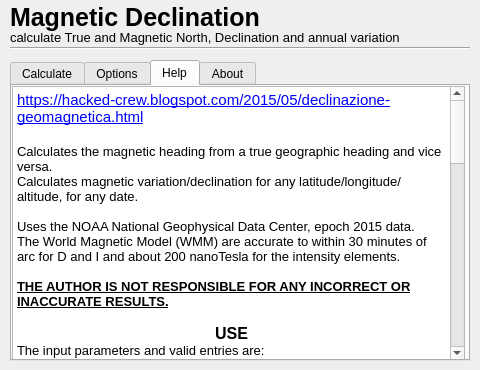
This is MagneticDeclination/Magnetic_declination_dialog_base.ui in Hacked-Crew/Magnetic-Declination as Qt 5 draws it before an edit. The edited form follows.
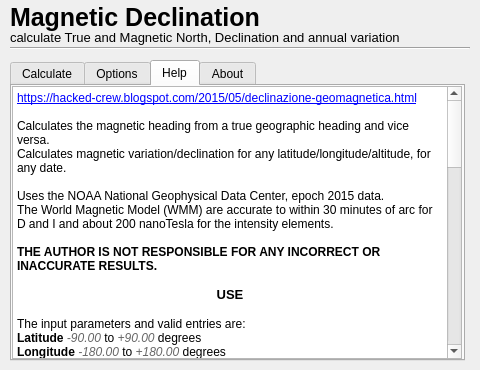
This is the edited form. The open tabs and pages were chosen to show the change. Icons and pictures are not drawn.

The edit to the form file:
```diff
--- a/MagneticDeclination/Magnetic_declination_dialog_base.ui
+++ b/MagneticDeclination/Magnetic_declination_dialog_base.ui
@@ -102,7 +102,7 @@
     <rect>
      <x>10</x>
      <y>60</y>
-     <width>460</width>
+     <width>455</width>
      <height>301</height>
     </rect>
    </property>
@@ -1108,8 +1108,8 @@
       <rect>
        <x>0</x>
        <y>0</y>
-       <width>453</width>
-       <height>275</height>
+       <width>450</width>
+       <height>273</height>
       </rect>
      </property>
      <property name="font">
@@ -1128,60 +1128,64 @@
 &lt;html&gt;&lt;head&gt;&lt;meta name=&quot;qrichtext&quot; content=&quot;1&quot; /&gt;&lt;style type=&quot;text/css&quot;&gt;
 p, li { white-space: pre-wrap; }
 &lt;/style&gt;&lt;/head&gt;&lt;body style=&quot; font-family:'Arial'; font-size:11pt; font-weight:400; font-style:normal;&quot;&gt;
-&lt;p style=&quot; margin-top:0px; margin-bottom:0px; margin-left:0px; margin-right:0px; -qt-block-indent:0; text-indent:0px;&quot;&gt;&lt;a href=&quot;https://hacked-crew.blogspot.com/2015/05/declinazione-geomagnetica.html&quot;&gt;&lt;span style=&quot; text-decoration: underline; color:#0000ff;&quot;&gt;https://hacked-crew.blogspot.com/2015/05/declinazione-geomagnetica.html&lt;/span&gt;&lt;/a&gt;&lt;/p&gt;
-&lt;p style=&quot;-qt-paragraph-type:empty; margin-top:0px; margin-bottom:0px; margin-left:0px; margin-right:0px; -qt-block-indent:0; text-indent:0px;&quot;&gt;&lt;br /&gt;&lt;/p&gt;
-&lt;p style=&quot; margin-top:0px; margin-bottom:0px; margin-left:0px; margin-right:0px; -qt-block-indent:0; text-indent:0px;&quot;&gt;&lt;span style=&quot; font-size:10pt;&quot;&gt;Calculates the magnetic heading from a true geographic heading and vice versa.&lt;/span&gt;&lt;/p&gt;
-&lt;p style=&quot; margin-top:0px; margin-bottom:0px; margin-left:0px; margin-right:0px; -qt-block-indent:0; text-indent:0px;&quot;&gt;&lt;span style=&quot; font-size:10pt;&quot;&gt;Calculates magnetic variation/declination for any latitude/longitude/altitude, for any date. &lt;/span&gt;&lt;/p&gt;
-&lt;p style=&quot;-qt-paragraph-type:empty; margin-top:0px; margin-bottom:0px; margin-left:0px; margin-right:0px; -qt-block-indent:0; text-indent:0px; font-size:10pt;&quot;&gt;&lt;br /&gt;&lt;/p&gt;
-&lt;p style=&quot; margin-top:0px; margin-bottom:0px; margin-left:0px; margin-right:0px; -qt-block-indent:0; text-indent:0px;&quot;&gt;&lt;span style=&quot; font-size:10pt;&quot;&gt;Uses the NOAA National Geophysical Data Center, epoch 2015 data.&lt;/span&gt;&lt;/p&gt;
-&lt;p style=&quot; margin-top:0px; margin-bottom:0px; margin-left:0px; margin-right:0px; -qt-block-indent:0; text-indent:0px;&quot;&gt;&lt;span style=&quot; font-size:10pt;&quot;&gt;The World Magnetic Model (WMM) are accurate to within 30 minutes of arc for D and I and about 200 nanoTesla for the intensity elements.&lt;/span&gt;&lt;/p&gt;
-&lt;p style=&quot;-qt-paragraph-type:empty; margin-top:0px; margin-bottom:0px; margin-left:0px; margin-right:0px; -qt-block-indent:0; text-indent:0px; font-size:10pt;&quot;&gt;&lt;br /&gt;&lt;/p&gt;
-&lt;p style=&quot; margin-top:0px; margin-bottom:0px; margin-left:0px; margin-right:0px; -qt-block-indent:0; text-indent:0px;&quot;&gt;&lt;span style=&quot; font-size:10pt; font-weight:600; text-decoration: underline;&quot;&gt;THE AUTHOR IS NOT RESPONSIBLE FOR ANY INCORRECT OR INACCURATE RESULTS.&lt;/span&gt;&lt;/p&gt;
-&lt;p style=&quot;-qt-paragraph-type:empty; margin-top:0px; margin-bottom:0px; margin-left:0px; margin-right:0px; -qt-block-indent:0; text-indent:0px; font-size:10pt;&quot;&gt;&lt;br /&gt;&lt;/p&gt;
-&lt;p align=&quot;center&quot; style=&quot; margin-top:0px; margin-bottom:0px; margin-left:0px; margin-right:0px; -qt-block-indent:0; text-indent:0px;&quot;&gt;&lt;span style=&quot; font-size:12pt; font-weight:600;&quot;&gt;USE&lt;/span&gt;&lt;/p&gt;
-&lt;p style=&quot; margin-top:0px; margin-bottom:0px; margin-left:0px; margin-right:0px; -qt-block-indent:0; text-indent:0px;&quot;&gt;&lt;span style=&quot; font-size:10pt;&quot;&gt;The input parameters and valid entries are:&lt;/span&gt;&lt;/p&gt;
-&lt;p style=&quot; margin-top:0px; margin-bottom:0px; margin-left:0px; margin-right:0px; -qt-block-indent:0; text-indent:0px;&quot;&gt;&lt;span style=&quot; font-size:10pt; font-weight:600;&quot;&gt;Latitude&lt;/span&gt;&lt;span style=&quot; font-size:10pt;&quot;&gt; &lt;/span&gt;&lt;span style=&quot; font-size:10pt; font-style:italic; color:#666666;&quot;&gt;-90.00&lt;/span&gt;&lt;span style=&quot; font-size:10pt;&quot;&gt; to &lt;/span&gt;&lt;span style=&quot; font-size:10pt; font-style:italic; color:#666666;&quot;&gt;+90.00&lt;/span&gt;&lt;span style=&quot; font-size:10pt;&quot;&gt; degrees &lt;/span&gt;&lt;/p&gt;
-&lt;p style=&quot; margin-top:0px; margin-bottom:0px; margin-left:0px; margin-right:0px; -qt-block-indent:0; text-indent:0px;&quot;&gt;&lt;span style=&quot; font-size:10pt; font-weight:600;&quot;&gt;Longitude&lt;/span&gt;&lt;span style=&quot; font-size:10pt;&quot;&gt; &lt;/span&gt;&lt;span style=&quot; font-size:10pt; font-style:italic; color:#666666;&quot;&gt;-180.00&lt;/span&gt;&lt;span style=&quot; font-size:10pt;&quot;&gt; to &lt;/span&gt;&lt;span style=&quot; font-size:10pt; font-style:italic; color:#666666;&quot;&gt;+180.00&lt;/span&gt;&lt;span style=&quot; font-size:10pt;&quot;&gt; degrees&lt;/span&gt;&lt;/p&gt;
-&lt;p style=&quot; margin-top:0px; margin-bottom:0px; margin-left:0px; margin-right:0px; -qt-block-indent:0; text-indent:0px;&quot;&gt;&lt;span style=&quot; font-size:10pt;&quot;&gt;	or&lt;/span&gt;&lt;/p&gt;
-&lt;p style=&quot; margin-top:0px; margin-bottom:0px; margin-left:0px; margin-right:0px; -qt-block-indent:0; text-indent:0px;&quot;&gt;&lt;span style=&quot; font-size:10pt;&quot;&gt;Press &amp;quot;&lt;/span&gt;&lt;span style=&quot; font-size:10pt; font-weight:600;&quot;&gt;LON/LAT from map&lt;/span&gt;&lt;span style=&quot; font-size:10pt;&quot;&gt;&amp;quot; and click on canvas to get coordinates.&lt;/span&gt;&lt;/p&gt;
-&lt;p style=&quot; margin-top:0px; margin-bottom:0px; margin-left:0px; margin-right:0px; -qt-block-indent:0; text-indent:0px;&quot;&gt;&lt;span style=&quot; font-size:10pt; font-weight:600;&quot;&gt;Altitude&lt;/span&gt;&lt;span style=&quot; font-size:10pt;&quot;&gt; in feet (&lt;/span&gt;&lt;span style=&quot; font-size:10pt; font-style:italic; color:#666666;&quot;&gt;-3280.84 to 1968503.94&lt;/span&gt;&lt;span style=&quot; font-size:10pt;&quot;&gt;) or meter (&lt;/span&gt;&lt;span style=&quot; font-size:10pt; font-style:italic; color:#666666;&quot;&gt;-10000 to 600000&lt;/span&gt;&lt;span style=&quot; font-size:10pt;&quot;&gt;)  referenced to WGS84 ellipsoid&lt;/span&gt;&lt;/p&gt;
-&lt;p style=&quot; margin-top:0px; margin-bottom:0px; margin-left:0px; margin-right:0px; -qt-block-indent:0; text-indent:0px;&quot;&gt;&lt;span style=&quot; font-size:10pt; font-weight:600;&quot;&gt;Date&lt;/span&gt;&lt;span style=&quot; font-size:10pt;&quot;&gt;  from &lt;/span&gt;&lt;span style=&quot; font-size:10pt; font-style:italic; color:#666666;&quot;&gt;October 1, 2014&lt;/span&gt;&lt;span style=&quot; font-size:10pt;&quot;&gt; to &lt;/span&gt;&lt;span style=&quot; font-size:10pt; font-style:italic; color:#666666;&quot;&gt;December 31, 2019&lt;/span&gt;&lt;/p&gt;
-&lt;p style=&quot; margin-top:0px; margin-bottom:0px; margin-left:0px; margin-right:0px; -qt-block-indent:0; text-indent:0px;&quot;&gt;&lt;span style=&quot; font-size:10pt; font-weight:600; color:#000000;&quot;&gt;Type &lt;/span&gt;&lt;span style=&quot; font-size:10pt; color:#000000;&quot;&gt;will choose the working domain, if &lt;/span&gt;&lt;span style=&quot; font-size:10pt; font-style:italic; color:#666666;&quot;&gt;Magnetic&lt;/span&gt;&lt;span style=&quot; font-size:10pt; color:#000000;&quot;&gt; or &lt;/span&gt;&lt;span style=&quot; font-size:10pt; font-style:italic; color:#666666;&quot;&gt;True&lt;/span&gt;&lt;span style=&quot; font-size:10pt; color:#000000;&quot;&gt;, plus fine Heading adjustment (&lt;/span&gt;&lt;span style=&quot; font-size:10pt; font-style:italic; color:#666666;&quot;&gt;0 to 360&lt;/span&gt;&lt;span style=&quot; font-size:10pt; color:#000000;&quot;&gt;)&lt;/span&gt;&lt;/p&gt;
-&lt;p style=&quot; margin-top:0px; margin-bottom:0px; margin-left:0px; margin-right:0px; -qt-block-indent:0; text-indent:0px;&quot;&gt;	then&lt;/p&gt;
-&lt;p style=&quot; margin-top:0px; margin-bottom:0px; margin-left:0px; margin-right:0px; -qt-block-indent:0; text-indent:0px;&quot;&gt;&lt;span style=&quot; font-size:10pt;&quot;&gt;Press &amp;quot;&lt;/span&gt;&lt;span style=&quot; font-size:10pt; font-weight:600;&quot;&gt;Calculate&lt;/span&gt;&lt;span style=&quot; font-size:10pt;&quot;&gt;&amp;quot; button to get magnetic declination and heading value from selected North.&lt;/span&gt;&lt;/p&gt;
-&lt;p style=&quot; margin-top:0px; margin-bottom:0px; margin-left:0px; margin-right:0px; -qt-block-indent:0; text-indent:0px;&quot;&gt;&lt;span style=&quot; font-size:10pt;&quot;&gt;Common selection type is True to Magnetic, &lt;/span&gt;&lt;/p&gt;
-&lt;p style=&quot;-qt-paragraph-type:empty; margin-top:0px; margin-bottom:0px; margin-left:0px; margin-right:0px; -qt-block-indent:0; text-indent:0px; font-size:10pt;&quot;&gt;&lt;br /&gt;&lt;/p&gt;
-&lt;p align=&quot;center&quot; style=&quot; margin-top:0px; margin-bottom:0px; margin-left:0px; margin-right:0px; -qt-block-indent:0; text-indent:0px;&quot;&gt;&lt;span style=&quot; font-size:12pt; font-weight:600;&quot;&gt;RESULTS&lt;/span&gt;&lt;/p&gt;
-&lt;p style=&quot;-qt-paragraph-type:empty; margin-top:0px; margin-bottom:0px; margin-left:0px; margin-right:0px; -qt-block-indent:0; text-indent:0px; font-size:10pt; font-weight:600;&quot;&gt;&lt;br /&gt;&lt;/p&gt;
-&lt;p style=&quot; margin-top:0px; margin-bottom:0px; margin-left:0px; margin-right:0px; -qt-block-indent:0; text-indent:0px;&quot;&gt;&lt;span style=&quot; font-size:10pt;&quot;&gt;All values refer the  Altitude and Date previously chosen:&lt;/span&gt;&lt;/p&gt;
-&lt;p style=&quot; margin-top:0px; margin-bottom:0px; margin-left:0px; margin-right:0px; -qt-block-indent:0; text-indent:0px;&quot;&gt;&lt;span style=&quot; font-size:10pt; font-weight:600;&quot;&gt;Declination&lt;/span&gt;&lt;span style=&quot; font-size:10pt;&quot;&gt; = Magnetic declination, sometimes called magnetic variation, is the angle between magnetic north and true north&lt;/span&gt;&lt;/p&gt;
-&lt;p style=&quot; margin-top:0px; margin-bottom:0px; margin-left:0px; margin-right:0px; -qt-block-indent:0; text-indent:0px;&quot;&gt;&lt;span style=&quot; font-size:10pt; font-weight:600;&quot;&gt;Heading&lt;/span&gt;&lt;span style=&quot; font-size:10pt;&quot;&gt; = compass value for converted heading&lt;/span&gt;&lt;/p&gt;
-&lt;p style=&quot;-qt-paragraph-type:empty; margin-top:0px; margin-bottom:0px; margin-left:0px; margin-right:0px; -qt-block-indent:0; text-indent:0px; font-size:10pt;&quot;&gt;&lt;br /&gt;&lt;/p&gt;
-&lt;p align=&quot;center&quot; style=&quot; margin-top:0px; margin-bottom:0px; margin-left:0px; margin-right:0px; -qt-block-indent:0; text-indent:0px;&quot;&gt;&lt;span style=&quot; font-size:12pt; font-weight:600;&quot;&gt;DRAW COMPASS ROSE&lt;/span&gt;&lt;/p&gt;
-&lt;p style=&quot;-qt-paragraph-type:empty; margin-top:0px; margin-bottom:0px; margin-left:0px; margin-right:0px; -qt-block-indent:0; text-indent:0px; font-size:10pt;&quot;&gt;&lt;br /&gt;&lt;/p&gt;
-&lt;p style=&quot; margin-top:0px; margin-bottom:0px; margin-left:0px; margin-right:0px; -qt-block-indent:0; text-indent:0px;&quot;&gt;&lt;span style=&quot; font-size:10pt;&quot;&gt;Once you get a result, you can impress on map a  &lt;/span&gt;&lt;span style=&quot; font-size:10pt; font-weight:600;&quot;&gt;conformal Nautical Compass Rose&lt;/span&gt;&lt;span style=&quot; font-size:10pt;&quot;&gt;  with obtained values, at desired scale.&lt;/span&gt;&lt;/p&gt;
-&lt;p style=&quot;-qt-paragraph-type:empty; margin-top:0px; margin-bottom:0px; margin-left:0px; margin-right:0px; -qt-block-indent:0; text-indent:0px; font-size:10pt;&quot;&gt;&lt;br /&gt;&lt;/p&gt;
-&lt;p style=&quot; margin-top:0px; margin-bottom:0px; margin-left:0px; margin-right:0px; -qt-block-indent:0; text-indent:0px;&quot;&gt;&lt;span style=&quot; font-size:10pt;&quot;&gt;Compass Rose will contain:&lt;/span&gt;&lt;/p&gt;
-&lt;p style=&quot; margin-top:0px; margin-bottom:0px; margin-left:0px; margin-right:0px; -qt-block-indent:0; text-indent:0px;&quot;&gt;&lt;span style=&quot; font-size:10pt; font-weight:600;&quot;&gt;Declination&lt;/span&gt;&lt;/p&gt;
-&lt;p style=&quot; margin-top:0px; margin-bottom:0px; margin-left:0px; margin-right:0px; -qt-block-indent:0; text-indent:0px;&quot;&gt;&lt;span style=&quot; font-size:10pt; font-weight:600;&quot;&gt;Epoch&lt;/span&gt;&lt;/p&gt;
-&lt;p style=&quot; margin-top:0px; margin-bottom:0px; margin-left:0px; margin-right:0px; -qt-block-indent:0; text-indent:0px;&quot;&gt;&lt;span style=&quot; font-size:10pt; font-weight:600;&quot;&gt;Height&lt;/span&gt;&lt;/p&gt;
-&lt;p style=&quot; margin-top:0px; margin-bottom:0px; margin-left:0px; margin-right:0px; -qt-block-indent:0; text-indent:0px;&quot;&gt;&lt;span style=&quot; font-size:10pt; font-weight:600;&quot;&gt;Annual Variation&lt;/span&gt;&lt;span style=&quot; font-size:10pt;&quot;&gt; (&lt;/span&gt;&lt;span style=&quot; font-size:10pt; font-style:italic; color:#666666;&quot;&gt;referenced to Epoch&lt;/span&gt;&lt;span style=&quot; font-size:10pt;&quot;&gt;)&lt;/span&gt;&lt;/p&gt;
-&lt;p style=&quot;-qt-paragraph-type:empty; margin-top:0px; margin-bottom:0px; margin-left:0px; margin-right:0px; -qt-block-indent:0; text-indent:0px; font-size:10pt;&quot;&gt;&lt;br /&gt;&lt;/p&gt;
-&lt;p style=&quot; margin-top:0px; margin-bottom:0px; margin-left:0px; margin-right:0px; -qt-block-indent:0; text-indent:0px;&quot;&gt;&lt;span style=&quot; font-size:10pt;&quot;&gt;Anytime you impress the compass, a point feature with attributes is saved in a memory layer. The RAW data in attributes table have greater precision compared to the  same impressed in the &amp;quot;compass rose&amp;quot;.&lt;/span&gt;&lt;/p&gt;
-&lt;p style=&quot;-qt-paragraph-type:empty; margin-top:0px; margin-bottom:0px; margin-left:0px; margin-right:0px; -qt-block-indent:0; text-indent:0px; font-size:10pt;&quot;&gt;&lt;br /&gt;&lt;/p&gt;
-&lt;p align=&quot;center&quot; style=&quot; margin-top:0px; margin-bottom:0px; margin-left:0px; margin-right:0px; -qt-block-indent:0; text-indent:0px;&quot;&gt;&lt;span style=&quot; font-size:12pt; font-weight:600;&quot;&gt;OPTIONS&lt;/span&gt;&lt;/p&gt;
-&lt;p style=&quot;-qt-paragraph-type:empty; margin-top:0px; margin-bottom:0px; margin-left:0px; margin-right:0px; -qt-block-indent:0; text-indent:0px; font-size:12pt; font-weight:600;&quot;&gt;&lt;br /&gt;&lt;/p&gt;
-&lt;p style=&quot; margin-top:0px; margin-bottom:0px; margin-left:0px; margin-right:0px; -qt-block-indent:0; text-indent:0px;&quot;&gt;&lt;span style=&quot; font-size:10pt; font-weight:600;&quot;&gt;Compass Rose COLOR:&lt;/span&gt;&lt;span style=&quot; font-size:10pt;&quot;&gt; set compass color, applied to next generated compasses&lt;/span&gt;&lt;/p&gt;
-&lt;p style=&quot; margin-top:0px; margin-bottom:0px; margin-left:0px; margin-right:0px; -qt-block-indent:0; text-indent:0px;&quot;&gt;&lt;span style=&quot; font-size:10pt; font-weight:600;&quot;&gt;Compass Rose EPOCH&lt;/span&gt;&lt;span style=&quot; font-size:10pt;&quot;&gt;: set epoch format, conformal &lt;/span&gt;&lt;span style=&quot; font-size:10pt; font-style:italic; color:#666666;&quot;&gt;(YYYY)&lt;/span&gt;&lt;span style=&quot; font-size:10pt;&quot;&gt; only for dates calculated at beginning of the year, or  more precise &lt;/span&gt;&lt;span style=&quot; font-size:10pt; font-style:italic; color:#666666;&quot;&gt;(YYYY-MM-DD)&lt;/span&gt;&lt;/p&gt;
-&lt;p style=&quot; margin-top:0px; margin-bottom:0px; margin-left:0px; margin-right:0px; -qt-block-indent:0; text-indent:0px;&quot;&gt;&lt;span style=&quot; font-size:10pt; font-weight:600; color:#000000;&quot;&gt;Compass Rose HEIGHT: &lt;/span&gt;&lt;span style=&quot; font-size:10pt; color:#000000;&quot;&gt;set if reference height is showed or not&lt;/span&gt;&lt;/p&gt;
-&lt;p style=&quot;-qt-paragraph-type:empty; margin-top:0px; margin-bottom:0px; margin-left:0px; margin-right:0px; -qt-block-indent:0; text-indent:0px; font-size:10pt;&quot;&gt;&lt;br /&gt;&lt;/p&gt;
-&lt;p align=&quot;center&quot; style=&quot; margin-top:0px; margin-bottom:0px; margin-left:0px; margin-right:0px; -qt-block-indent:0; text-indent:0px;&quot;&gt;&lt;span style=&quot; font-size:12pt; font-weight:600;&quot;&gt;OK, AND NOW?&lt;/span&gt;&lt;/p&gt;
-&lt;p style=&quot;-qt-paragraph-type:empty; margin-top:0px; margin-bottom:0px; margin-left:0px; margin-right:0px; -qt-block-indent:0; text-indent:0px; font-size:10pt;&quot;&gt;&lt;br /&gt;&lt;/p&gt;
-&lt;p style=&quot; margin-top:0px; margin-bottom:0px; margin-left:0px; margin-right:0px; -qt-block-indent:0; text-indent:0px;&quot;&gt;&lt;span style=&quot; font-size:10pt;&quot;&gt;Press &lt;/span&gt;&lt;span style=&quot; font-size:10pt; font-weight:600;&quot;&gt;Cancel&lt;/span&gt;&lt;span style=&quot; font-size:10pt;&quot;&gt; or get another yet point, and yet, and yet...&lt;/span&gt;&lt;/p&gt;
-&lt;p style=&quot;-qt-paragraph-type:empty; margin-top:0px; margin-bottom:0px; margin-left:0px; margin-right:0px; -qt-block-indent:0; text-indent:0px; font-size:10pt;&quot;&gt;&lt;br /&gt;&lt;/p&gt;
-&lt;p style=&quot; margin-top:0px; margin-bottom:0px; margin-left:0px; margin-right:0px; -qt-block-indent:0; text-indent:0px;&quot;&gt;&lt;span style=&quot; font-size:10pt;&quot;&gt;Future improvements are planned ;)&lt;/span&gt;&lt;/p&gt;
-&lt;p style=&quot; margin-top:0px; margin-bottom:0px; margin-left:0px; margin-right:0px; -qt-block-indent:0; text-indent:0px;&quot;&gt;&lt;span style=&quot; font-size:10pt; font-weight:600;&quot;&gt;Appreciate my work? Please consider making a donation&lt;/span&gt;&lt;/p&gt;
-&lt;p style=&quot; margin-top:0px; margin-bottom:0px; margin-left:0px; margin-right:0px; -qt-block-indent:0; text-indent:0px;&quot;&gt;&lt;a href=&quot;https://hacked-crew.blogspot.com/p/blog-page_25.html&quot;&gt;&lt;span style=&quot; text-decoration: underline; color:#0000ff;&quot;&gt;https://hacked-crew.blogspot.com/p/blog-page_25.html&lt;/span&gt;&lt;/a&gt;&lt;/p&gt;&lt;/body&gt;&lt;/html&gt;</string>
+&lt;p style=&quot; margin-top:0px; margin-bottom:0px; margin-left:0px; margin-right:0px; -qt-block-indent:0; text-indent:0px;&quot;&gt;&lt;a href=&quot;https://hacked-crew.blogspot.com/2015/05/declinazione-geomagnetica.html&quot;&gt;&lt;span style=&quot; font-size:9pt; text-decoration: underline; color:#0000ff;&quot;&gt;https://hacked-crew.blogspot.com/2015/05/declinazione-geomagnetica.html&lt;/span&gt;&lt;/a&gt;&lt;/p&gt;
+&lt;p style=&quot;-qt-paragraph-type:empty; margin-top:0px; margin-bottom:0px; margin-left:0px; margin-right:0px; -qt-block-indent:0; text-indent:0px; font-size:9pt;&quot;&gt;&lt;br /&gt;&lt;/p&gt;
+&lt;p style=&quot; margin-top:0px; margin-bottom:0px; margin-left:0px; margin-right:0px; -qt-block-indent:0; text-indent:0px;&quot;&gt;&lt;span style=&quot; font-size:9pt;&quot;&gt;Calculates the magnetic heading from a true geographic heading and vice versa.&lt;/span&gt;&lt;/p&gt;
+&lt;p style=&quot; margin-top:0px; margin-bottom:0px; margin-left:0px; margin-right:0px; -qt-block-indent:0; text-indent:0px;&quot;&gt;&lt;span style=&quot; font-size:9pt;&quot;&gt;Calculates magnetic variation/declination for any latitude/longitude/altitude, for any date. &lt;/span&gt;&lt;/p&gt;
+&lt;p style=&quot;-qt-paragraph-type:empty; margin-top:0px; margin-bottom:0px; margin-left:0px; margin-right:0px; -qt-block-indent:0; text-indent:0px; font-size:9pt;&quot;&gt;&lt;br /&gt;&lt;/p&gt;
+&lt;p style=&quot; margin-top:0px; margin-bottom:0px; margin-left:0px; margin-right:0px; -qt-block-indent:0; text-indent:0px;&quot;&gt;&lt;span style=&quot; font-size:9pt;&quot;&gt;Uses the NOAA National Geophysical Data Center, epoch 2015 data.&lt;/span&gt;&lt;/p&gt;
+&lt;p style=&quot; margin-top:0px; margin-bottom:0px; margin-left:0px; margin-right:0px; -qt-block-indent:0; text-indent:0px;&quot;&gt;&lt;span style=&quot; font-size:9pt;&quot;&gt;The World Magnetic Model (WMM) are accurate to within 30 minutes of arc for D and I and about 200 nanoTesla for the intensity elements.&lt;/span&gt;&lt;/p&gt;
+&lt;p style=&quot;-qt-paragraph-type:empty; margin-top:0px; margin-bottom:0px; margin-left:0px; margin-right:0px; -qt-block-indent:0; text-indent:0px; font-size:9pt;&quot;&gt;&lt;br /&gt;&lt;/p&gt;
+&lt;p style=&quot; margin-top:0px; margin-bottom:0px; margin-left:0px; margin-right:0px; -qt-block-indent:0; text-indent:0px;&quot;&gt;&lt;span style=&quot; font-size:9pt; font-weight:600;&quot;&gt;THE AUTHOR IS NOT RESPONSIBLE FOR ANY INCORRECT OR INACCURATE RESULTS.&lt;/span&gt;&lt;/p&gt;
+&lt;p style=&quot;-qt-paragraph-type:empty; margin-top:0px; margin-bottom:0px; margin-left:0px; margin-right:0px; -qt-block-indent:0; text-indent:0px; font-size:9pt;&quot;&gt;&lt;br /&gt;&lt;/p&gt;
+&lt;p align=&quot;center&quot; style=&quot; margin-top:0px; margin-bottom:0px; margin-left:0px; margin-right:0px; -qt-block-indent:0; text-indent:0px;&quot;&gt;&lt;span style=&quot; font-size:10pt; font-weight:600;&quot;&gt;USE&lt;/span&gt;&lt;/p&gt;
+&lt;p align=&quot;center&quot; style=&quot;-qt-paragraph-type:empty; margin-top:0px; margin-bottom:0px; margin-left:0px; margin-right:0px; -qt-block-indent:0; text-indent:0px; font-size:10pt; font-weight:600;&quot;&gt;&lt;br /&gt;&lt;/p&gt;
+&lt;p style=&quot; margin-top:0px; margin-bottom:0px; margin-left:0px; margin-right:0px; -qt-block-indent:0; text-indent:0px;&quot;&gt;&lt;span style=&quot; font-size:9pt;&quot;&gt;The input parameters and valid entries are:&lt;/span&gt;&lt;/p&gt;
+&lt;p style=&quot; margin-top:0px; margin-bottom:0px; margin-left:0px; margin-right:0px; -qt-block-indent:0; text-indent:0px;&quot;&gt;&lt;span style=&quot; font-size:9pt; font-weight:600;&quot;&gt;Latitude&lt;/span&gt;&lt;span style=&quot; font-size:9pt;&quot;&gt; &lt;/span&gt;&lt;span style=&quot; font-size:9pt; font-style:italic; color:#666666;&quot;&gt;-90.00&lt;/span&gt;&lt;span style=&quot; font-size:9pt;&quot;&gt; to &lt;/span&gt;&lt;span style=&quot; font-size:9pt; font-style:italic; color:#666666;&quot;&gt;+90.00&lt;/span&gt;&lt;span style=&quot; font-size:9pt;&quot;&gt; degrees &lt;/span&gt;&lt;/p&gt;
+&lt;p style=&quot; margin-top:0px; margin-bottom:0px; margin-left:0px; margin-right:0px; -qt-block-indent:0; text-indent:0px;&quot;&gt;&lt;span style=&quot; font-size:9pt; font-weight:600;&quot;&gt;Longitude&lt;/span&gt;&lt;span style=&quot; font-size:9pt;&quot;&gt; &lt;/span&gt;&lt;span style=&quot; font-size:9pt; font-style:italic; color:#666666;&quot;&gt;-180.00&lt;/span&gt;&lt;span style=&quot; font-size:9pt;&quot;&gt; to &lt;/span&gt;&lt;span style=&quot; font-size:9pt; font-style:italic; color:#666666;&quot;&gt;+180.00&lt;/span&gt;&lt;span style=&quot; font-size:9pt;&quot;&gt; degrees&lt;/span&gt;&lt;/p&gt;
+&lt;p style=&quot; margin-top:0px; margin-bottom:0px; margin-left:0px; margin-right:0px; -qt-block-indent:0; text-indent:0px;&quot;&gt;&lt;span style=&quot; font-size:9pt;&quot;&gt;	OR&lt;/span&gt;&lt;/p&gt;
+&lt;p style=&quot; margin-top:0px; margin-bottom:0px; margin-left:0px; margin-right:0px; -qt-block-indent:0; text-indent:0px;&quot;&gt;&lt;span style=&quot; font-size:9pt;&quot;&gt;Press &amp;quot;&lt;/span&gt;&lt;span style=&quot; font-size:9pt; font-weight:600;&quot;&gt;LON/LAT from map&lt;/span&gt;&lt;span style=&quot; font-size:9pt;&quot;&gt;&amp;quot; and click on canvas to get coordinates.&lt;/span&gt;&lt;/p&gt;
+&lt;p style=&quot; margin-top:0px; margin-bottom:0px; margin-left:0px; margin-right:0px; -qt-block-indent:0; text-indent:0px;&quot;&gt;&lt;span style=&quot; font-size:9pt; font-weight:600;&quot;&gt;Altitude&lt;/span&gt;&lt;span style=&quot; font-size:9pt;&quot;&gt; in feet (&lt;/span&gt;&lt;span style=&quot; font-size:9pt; font-style:italic; color:#666666;&quot;&gt;-3280.84 to 1968503.94&lt;/span&gt;&lt;span style=&quot; font-size:9pt;&quot;&gt;) or meter (&lt;/span&gt;&lt;span style=&quot; font-size:9pt; font-style:italic; color:#666666;&quot;&gt;-10000 to 600000&lt;/span&gt;&lt;span style=&quot; font-size:9pt;&quot;&gt;)  referenced to WGS84 ellipsoid&lt;/span&gt;&lt;/p&gt;
+&lt;p style=&quot; margin-top:0px; margin-bottom:0px; margin-left:0px; margin-right:0px; -qt-block-indent:0; text-indent:0px;&quot;&gt;&lt;span style=&quot; font-size:9pt; font-weight:600;&quot;&gt;Date&lt;/span&gt;&lt;span style=&quot; font-size:9pt;&quot;&gt;  from &lt;/span&gt;&lt;span style=&quot; font-size:9pt; font-style:italic; color:#666666;&quot;&gt;October 1, 2014&lt;/span&gt;&lt;span style=&quot; font-size:9pt;&quot;&gt; to &lt;/span&gt;&lt;span style=&quot; font-size:9pt; font-style:italic; color:#666666;&quot;&gt;December 31, 2019&lt;/span&gt;&lt;/p&gt;
+&lt;p style=&quot; margin-top:0px; margin-bottom:0px; margin-left:0px; margin-right:0px; -qt-block-indent:0; text-indent:0px;&quot;&gt;&lt;span style=&quot; font-size:9pt; font-weight:600; color:#000000;&quot;&gt;Type &lt;/span&gt;&lt;span style=&quot; font-size:9pt; color:#000000;&quot;&gt;will choose the working domain, if &lt;/span&gt;&lt;span style=&quot; font-size:9pt; font-style:italic; color:#666666;&quot;&gt;Magnetic&lt;/span&gt;&lt;span style=&quot; font-size:9pt; color:#000000;&quot;&gt; or &lt;/span&gt;&lt;span style=&quot; font-size:9pt; font-style:italic; color:#666666;&quot;&gt;True&lt;/span&gt;&lt;span style=&quot; font-size:9pt; color:#000000;&quot;&gt;, plus fine Heading adjustment (&lt;/span&gt;&lt;span style=&quot; font-size:9pt; font-style:italic; color:#666666;&quot;&gt;0 to 360&lt;/span&gt;&lt;span style=&quot; font-size:9pt; color:#000000;&quot;&gt;)&lt;/span&gt;&lt;/p&gt;
+&lt;p style=&quot; margin-top:0px; margin-bottom:0px; margin-left:0px; margin-right:0px; -qt-block-indent:0; text-indent:0px;&quot;&gt;&lt;span style=&quot; font-size:9pt;&quot;&gt;	THEN&lt;/span&gt;&lt;/p&gt;
+&lt;p style=&quot; margin-top:0px; margin-bottom:0px; margin-left:0px; margin-right:0px; -qt-block-indent:0; text-indent:0px;&quot;&gt;&lt;span style=&quot; font-size:9pt;&quot;&gt;Press &amp;quot;&lt;/span&gt;&lt;span style=&quot; font-size:9pt; font-weight:600;&quot;&gt;Calculate&lt;/span&gt;&lt;span style=&quot; font-size:9pt;&quot;&gt;&amp;quot; button to get magnetic declination and heading value from selected North.&lt;/span&gt;&lt;/p&gt;
+&lt;p style=&quot; margin-top:0px; margin-bottom:0px; margin-left:0px; margin-right:0px; -qt-block-indent:0; text-indent:0px;&quot;&gt;&lt;span style=&quot; font-size:9pt;&quot;&gt;Common selection type is True to Magnetic, &lt;/span&gt;&lt;/p&gt;
+&lt;p style=&quot;-qt-paragraph-type:empty; margin-top:0px; margin-bottom:0px; margin-left:0px; margin-right:0px; -qt-block-indent:0; text-indent:0px; font-size:9pt;&quot;&gt;&lt;br /&gt;&lt;/p&gt;
+&lt;p align=&quot;center&quot; style=&quot; margin-top:0px; margin-bottom:0px; margin-left:0px; margin-right:0px; -qt-block-indent:0; text-indent:0px;&quot;&gt;&lt;span style=&quot; font-size:10pt; font-weight:600;&quot;&gt;RESULTS&lt;/span&gt;&lt;/p&gt;
+&lt;p style=&quot;-qt-paragraph-type:empty; margin-top:0px; margin-bottom:0px; margin-left:0px; margin-right:0px; -qt-block-indent:0; text-indent:0px; font-size:9pt; font-weight:600;&quot;&gt;&lt;br /&gt;&lt;/p&gt;
+&lt;p style=&quot; margin-top:0px; margin-bottom:0px; margin-left:0px; margin-right:0px; -qt-block-indent:0; text-indent:0px;&quot;&gt;&lt;span style=&quot; font-size:9pt;&quot;&gt;All values refer the  Altitude and Date previously chosen:&lt;/span&gt;&lt;/p&gt;
+&lt;p style=&quot; margin-top:0px; margin-bottom:0px; margin-left:0px; margin-right:0px; -qt-block-indent:0; text-indent:0px;&quot;&gt;&lt;span style=&quot; font-size:9pt; font-weight:600;&quot;&gt;Declination&lt;/span&gt;&lt;span style=&quot; font-size:9pt;&quot;&gt; = Magnetic declination, sometimes called magnetic variation, is the angle between magnetic north and true north&lt;/span&gt;&lt;/p&gt;
+&lt;p style=&quot; margin-top:0px; margin-bottom:0px; margin-left:0px; margin-right:0px; -qt-block-indent:0; text-indent:0px;&quot;&gt;&lt;span style=&quot; font-size:9pt; font-weight:600;&quot;&gt;Heading&lt;/span&gt;&lt;span style=&quot; font-size:9pt;&quot;&gt; = compass value for converted heading&lt;/span&gt;&lt;/p&gt;
+&lt;p style=&quot;-qt-paragraph-type:empty; margin-top:0px; margin-bottom:0px; margin-left:0px; margin-right:0px; -qt-block-indent:0; text-indent:0px; font-size:9pt;&quot;&gt;&lt;br /&gt;&lt;/p&gt;
+&lt;p align=&quot;center&quot; style=&quot; margin-top:0px; margin-bottom:0px; margin-left:0px; margin-right:0px; -qt-block-indent:0; text-indent:0px;&quot;&gt;&lt;span style=&quot; font-size:10pt; font-weight:600;&quot;&gt;DRAW COMPASS ROSE&lt;/span&gt;&lt;/p&gt;
+&lt;p style=&quot;-qt-paragraph-type:empty; margin-top:0px; margin-bottom:0px; margin-left:0px; margin-right:0px; -qt-block-indent:0; text-indent:0px; font-size:9pt;&quot;&gt;&lt;br /&gt;&lt;/p&gt;
+&lt;p style=&quot; margin-top:0px; margin-bottom:0px; margin-left:0px; margin-right:0px; -qt-block-indent:0; text-indent:0px;&quot;&gt;&lt;span style=&quot; font-size:9pt;&quot;&gt;Once you get a result, you can impress on map a  &lt;/span&gt;&lt;span style=&quot; font-size:9pt; font-weight:600;&quot;&gt;conformal Nautical Compass Rose&lt;/span&gt;&lt;span style=&quot; font-size:9pt;&quot;&gt;  with obtained values, at desired scale.&lt;/span&gt;&lt;/p&gt;
+&lt;p style=&quot;-qt-paragraph-type:empty; margin-top:0px; margin-bottom:0px; margin-left:0px; margin-right:0px; -qt-block-indent:0; text-indent:0px; font-size:9pt;&quot;&gt;&lt;br /&gt;&lt;/p&gt;
+&lt;p style=&quot; margin-top:0px; margin-bottom:0px; margin-left:0px; margin-right:0px; -qt-block-indent:0; text-indent:0px;&quot;&gt;&lt;span style=&quot; font-size:9pt;&quot;&gt;Compass Rose will contain:&lt;/span&gt;&lt;/p&gt;
+&lt;p style=&quot; margin-top:0px; margin-bottom:0px; margin-left:0px; margin-right:0px; -qt-block-indent:0; text-indent:0px;&quot;&gt;&lt;span style=&quot; font-size:9pt; font-weight:600;&quot;&gt;Declination&lt;/span&gt;&lt;/p&gt;
+&lt;p style=&quot; margin-top:0px; margin-bottom:0px; margin-left:0px; margin-right:0px; -qt-block-indent:0; text-indent:0px;&quot;&gt;&lt;span style=&quot; font-size:9pt; font-weight:600;&quot;&gt;Epoch&lt;/span&gt;&lt;/p&gt;
+&lt;p style=&quot; margin-top:0px; margin-bottom:0px; margin-left:0px; margin-right:0px; -qt-block-indent:0; text-indent:0px;&quot;&gt;&lt;span style=&quot; font-size:9pt; font-weight:600;&quot;&gt;Height&lt;/span&gt;&lt;/p&gt;
+&lt;p style=&quot; margin-top:0px; margin-bottom:0px; margin-left:0px; margin-right:0px; -qt-block-indent:0; text-indent:0px;&quot;&gt;&lt;span style=&quot; font-size:9pt; font-weight:600;&quot;&gt;Annual Variation&lt;/span&gt;&lt;span style=&quot; font-size:9pt;&quot;&gt; (&lt;/span&gt;&lt;span style=&quot; font-size:9pt; font-style:italic; color:#666666;&quot;&gt;referenced to Epoch&lt;/span&gt;&lt;span style=&quot; font-size:9pt;&quot;&gt;)&lt;/span&gt;&lt;/p&gt;
+&lt;p style=&quot;-qt-paragraph-type:empty; margin-top:0px; margin-bottom:0px; margin-left:0px; margin-right:0px; -qt-block-indent:0; text-indent:0px; font-size:9pt;&quot;&gt;&lt;br /&gt;&lt;/p&gt;
+&lt;p style=&quot; margin-top:0px; margin-bottom:0px; margin-left:0px; margin-right:0px; -qt-block-indent:0; text-indent:0px;&quot;&gt;&lt;span style=&quot; font-size:9pt;&quot;&gt;Anytime you impress the compass, a point feature with attributes is saved in a memory layer. The RAW data in attributes table have greater precision compared to the  same impressed in the &amp;quot;compass rose&amp;quot;.&lt;/span&gt;&lt;/p&gt;
+&lt;p style=&quot;-qt-paragraph-type:empty; margin-top:0px; margin-bottom:0px; margin-left:0px; margin-right:0px; -qt-block-indent:0; text-indent:0px; font-size:9pt;&quot;&gt;&lt;br /&gt;&lt;/p&gt;
+&lt;p align=&quot;center&quot; style=&quot; margin-top:0px; margin-bottom:0px; margin-left:0px; margin-right:0px; -qt-block-indent:0; text-indent:0px;&quot;&gt;&lt;span style=&quot; font-size:10pt; font-weight:600;&quot;&gt;OPTIONS&lt;/span&gt;&lt;/p&gt;
+&lt;p style=&quot;-qt-paragraph-type:empty; margin-top:0px; margin-bottom:0px; margin-left:0px; margin-right:0px; -qt-block-indent:0; text-indent:0px; font-size:9pt; font-weight:600;&quot;&gt;&lt;br /&gt;&lt;/p&gt;
+&lt;p style=&quot; margin-top:0px; margin-bottom:0px; margin-left:0px; margin-right:0px; -qt-block-indent:0; text-indent:0px;&quot;&gt;&lt;span style=&quot; font-size:9pt; font-weight:600;&quot;&gt;Compass Rose COLOR:&lt;/span&gt;&lt;span style=&quot; font-size:9pt;&quot;&gt; set compass color, applied to next generated compasses&lt;/span&gt;&lt;/p&gt;
+&lt;p style=&quot; margin-top:0px; margin-bottom:0px; margin-left:0px; margin-right:0px; -qt-block-indent:0; text-indent:0px;&quot;&gt;&lt;span style=&quot; font-size:9pt; font-weight:600;&quot;&gt;Compass Rose EPOCH&lt;/span&gt;&lt;span style=&quot; font-size:9pt;&quot;&gt;: set epoch format, conformal &lt;/span&gt;&lt;span style=&quot; font-size:9pt; font-style:italic; color:#666666;&quot;&gt;(YYYY)&lt;/span&gt;&lt;span style=&quot; font-size:9pt;&quot;&gt; only for dates calculated at beginning of the year, or  more precise &lt;/span&gt;&lt;span style=&quot; font-size:9pt; font-style:italic; color:#666666;&quot;&gt;(YYYY-MM-DD)&lt;/span&gt;&lt;/p&gt;
+&lt;p style=&quot; margin-top:0px; margin-bottom:0px; margin-left:0px; margin-right:0px; -qt-block-indent:0; text-indent:0px;&quot;&gt;&lt;span style=&quot; font-size:9pt; font-weight:600; color:#000000;&quot;&gt;Compass Rose HEIGHT: &lt;/span&gt;&lt;span style=&quot; font-size:9pt; color:#000000;&quot;&gt;set if reference height is showed or not&lt;/span&gt;&lt;/p&gt;
+&lt;p style=&quot;-qt-paragraph-type:empty; margin-top:0px; margin-bottom:0px; margin-left:0px; margin-right:0px; -qt-block-indent:0; text-indent:0px; font-size:9pt;&quot;&gt;&lt;br /&gt;&lt;/p&gt;
+&lt;p align=&quot;center&quot; style=&quot; margin-top:0px; margin-bottom:0px; margin-left:0px; margin-right:0px; -qt-block-indent:0; text-indent:0px;&quot;&gt;&lt;span style=&quot; font-size:10pt; font-weight:600;&quot;&gt;OK,  WHAT NOW?&lt;/span&gt;&lt;/p&gt;
+&lt;p style=&quot;-qt-paragraph-type:empty; margin-top:0px; margin-bottom:0px; margin-left:0px; margin-right:0px; -qt-block-indent:0; text-indent:0px; font-size:9pt;&quot;&gt;&lt;br /&gt;&lt;/p&gt;
+&lt;p style=&quot; margin-top:0px; margin-bottom:0px; margin-left:0px; margin-right:0px; -qt-block-indent:0; text-indent:0px;&quot;&gt;&lt;span style=&quot; font-size:9pt;&quot;&gt;Press &lt;/span&gt;&lt;span style=&quot; font-size:9pt; font-weight:600;&quot;&gt;Cancel&lt;/span&gt;&lt;span style=&quot; font-size:9pt;&quot;&gt; or get another yet point, and yet, and yet...&lt;/span&gt;&lt;/p&gt;
+&lt;p style=&quot;-qt-paragraph-type:empty; margin-top:0px; margin-bottom:0px; margin-left:0px; margin-right:0px; -qt-block-indent:0; text-indent:0px; font-size:9pt;&quot;&gt;&lt;br /&gt;&lt;/p&gt;
+&lt;p style=&quot; margin-top:0px; margin-bottom:0px; margin-left:0px; margin-right:0px; -qt-block-indent:0; text-indent:0px;&quot;&gt;&lt;span style=&quot; font-size:9pt;&quot;&gt;Future improvements are planned ;)&lt;/span&gt;&lt;/p&gt;
+&lt;p style=&quot;-qt-paragraph-type:empty; margin-top:0px; margin-bottom:0px; margin-left:0px; margin-right:0px; -qt-block-indent:0; text-indent:0px; font-size:9pt;&quot;&gt;&lt;br /&gt;&lt;/p&gt;
+&lt;p align=&quot;center&quot; style=&quot; margin-top:0px; margin-bottom:0px; margin-left:0px; margin-right:0px; -qt-block-indent:0; text-indent:0px;&quot;&gt;&lt;span style=&quot; font-size:9pt; font-weight:600; color:#004200;&quot;&gt;Appreciate my work? Please consider making a donation&lt;/span&gt;&lt;/p&gt;
+&lt;p align=&quot;center&quot; style=&quot; margin-top:0px; margin-bottom:0px; margin-left:0px; margin-right:0px; -qt-block-indent:0; text-indent:0px;&quot;&gt;&lt;a href=&quot;https://paypal.me/pools/c/8cpB6vAiKm&quot;&gt;&lt;img src=&quot;:/img/logo_paypal_carte_oriz.png&quot; /&gt;&lt;/a&gt;&lt;/p&gt;
+&lt;p align=&quot;center&quot; style=&quot; margin-top:0px; margin-bottom:0px; margin-left:0px; margin-right:0px; -qt-block-indent:0; text-indent:0px;&quot;&gt;&lt;a href=&quot;https://paypal.me/pools/c/8cpB6vAiKm&quot;&gt;&lt;span style=&quot; font-weight:600; text-decoration: underline; color:#de9400;&quot;&gt;Make me proud&lt;/span&gt;&lt;/a&gt;&lt;/p&gt;
+&lt;p align=&quot;center&quot; style=&quot; margin-top:0px; margin-bottom:0px; margin-left:0px; margin-right:0px; -qt-block-indent:0; text-indent:0px;&quot;&gt;&lt;a href=&quot;https://hacked-crew.blogspot.com/p/blog-page_25.html&quot;&gt;&lt;span style=&quot; font-size:8pt; text-decoration: underline; color:#0000ff;&quot;&gt;https://hacked-crew.blogspot.com/p/blog-page_25.html&lt;/span&gt;&lt;/a&gt;&lt;/p&gt;&lt;/body&gt;&lt;/html&gt;</string>
      </property>
      <property name="openExternalLinks">
       <bool>true</bool>
```
Left out of the diff: 205 changed lines with no effect on the pictures.
